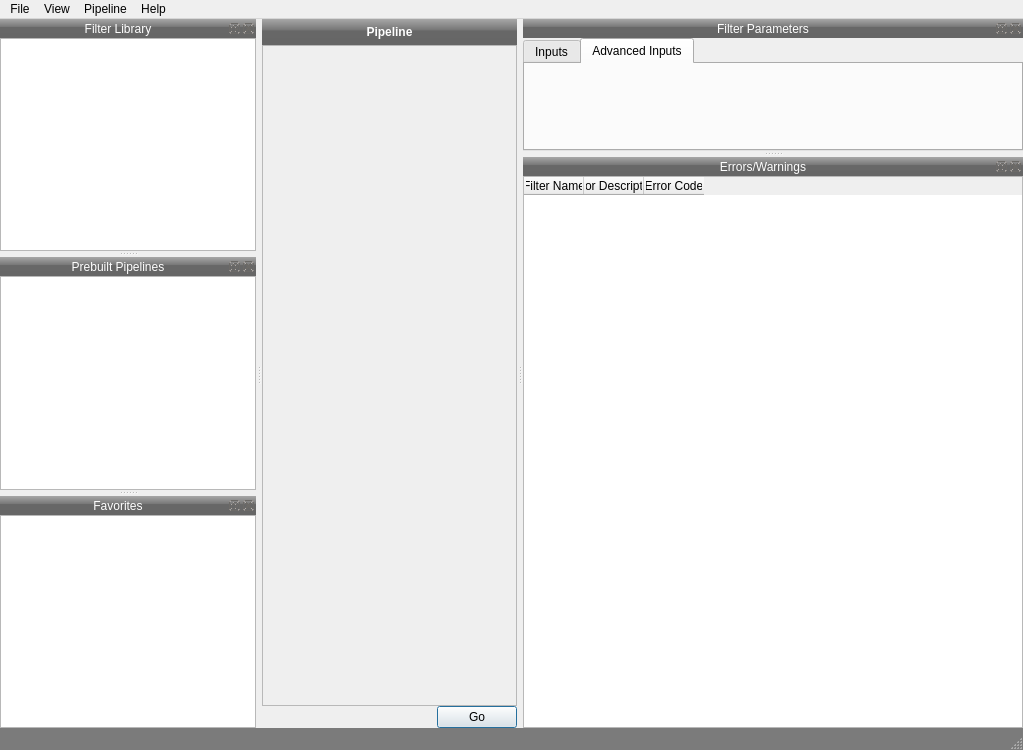
The window that Source/Applications/DREAM3D/UI_Files/DREAM3D_UI.ui (BlueQuartzSoftware/DREAM3D) describes before a commit, drawn with Qt 5.
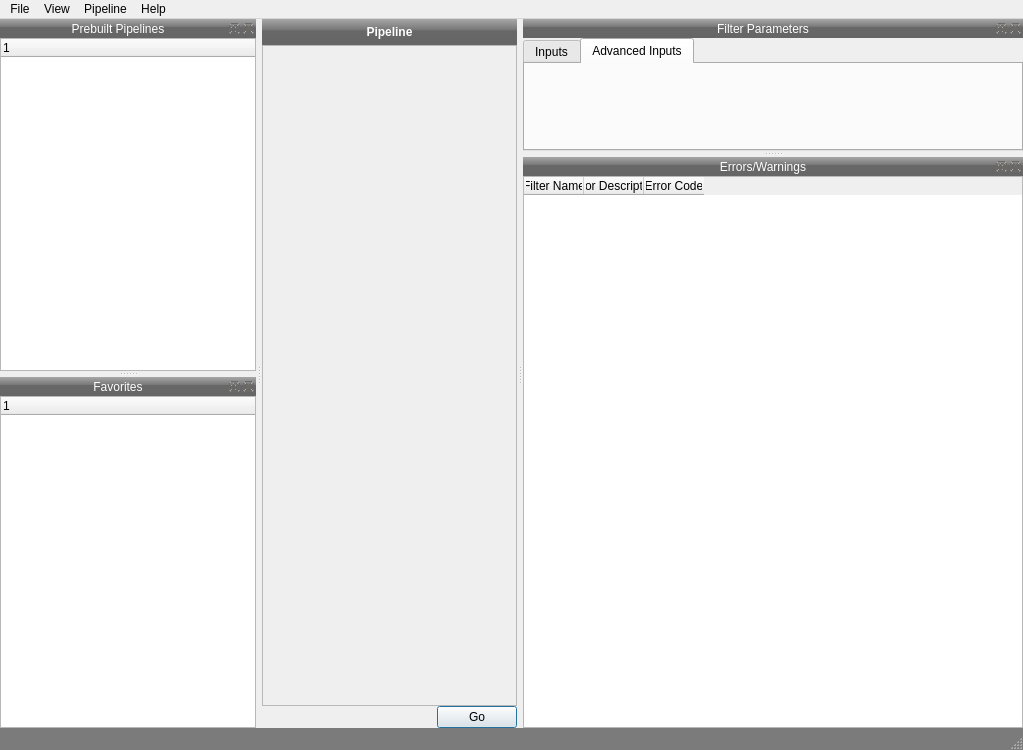
The same window after the commit. Custom widgets are drawn as their Qt base class.

Commit message: Starting GUI Redesign. Application Compiles but is non functional at this point. We can get a List of the filters and display that list in a QDockWidget.

```diff
--- a/Source/Applications/DREAM3D/UI_Files/DREAM3D_UI.ui
+++ b/Source/Applications/DREAM3D/UI_Files/DREAM3D_UI.ui
@@ -178,47 +178,6 @@
    <addaction name="menuHelp"/>
   </widget>
   <widget class="QStatusBar" name="statusbar"/>
-  <widget class="QDockWidget" name="dockWidget">
-   <property name="minimumSize">
-    <size>
-     <width>200</width>
-     <height>104</height>
-    </size>
-   </property>
-   <property name="styleSheet">
-    <string notr="true">QDockWidget
-{
-color: white;
-}
-
-QDockWidget::title 
-{
-background-color: qlineargradient(spread:pad, x1:0, y1:0, x2:0, y2:1, stop:0 rgba(93, 93, 93, 255), stop:0.00985222 rgba(166, 166, 166, 255), stop:0.433498 rgba(117, 117, 117, 255), stop:0.448276 rgba(103, 103, 103, 255), stop:0.985222 rgba(102, 102, 102, 255), stop:1 rgba(69, 69, 69, 255));
-text-align: center;
-padding-left: 5px;
-}
-</string>
-   </property>
-   <property name="allowedAreas">
-    <set>Qt::AllDockWidgetAreas</set>
-   </property>
-   <property name="windowTitle">
-    <string>Filter Library</string>
-   </property>
-   <attribute name="dockWidgetArea">
-    <number>1</number>
-   </attribute>
-   <widget class="QWidget" name="dockWidgetContents">
-    <layout class="QGridLayout" name="gridLayout">
-     <property name="margin">
-      <number>0</number>
-     </property>
-     <item row="0" column="0">
-      <widget class="QTreeView" name="treeView"/>
-     </item>
-    </layout>
-   </widget>
-  </widget>
   <widget class="QDockWidget" name="dockWidget_2">
    <property name="minimumSize">
     <size>
@@ -252,7 +211,13 @@
       <number>0</number>
      </property>
      <item row="0" column="0">
-      <widget class="QTreeView" name="treeView_2"/>
+      <widget class="QTreeWidget" name="treeWidget">
+       <column>
+        <property name="text">
+         <string notr="true">1</string>
+        </property>
+       </column>
+      </widget>
      </item>
     </layout>
    </widget>
@@ -261,7 +226,7 @@
    <property name="minimumSize">
     <size>
      <width>200</width>
-     <height>104</height>
+     <height>109</height>
     </size>
    </property>
    <property name="styleSheet">
@@ -290,7 +255,13 @@
       <number>0</number>
      </property>
      <item row="0" column="0">
-      <widget class="QTreeView" name="treeView_3"/>
+      <widget class="QTreeWidget" name="treeWidget_2">
+       <column>
+        <property name="text">
+         <string notr="true">1</string>
+        </property>
+       </column>
+      </widget>
      </item>
     </layout>
    </widget>
```
Left out of the diff: 4 changed lines with no effect on the pictures. The commit also changes 50 other files.
